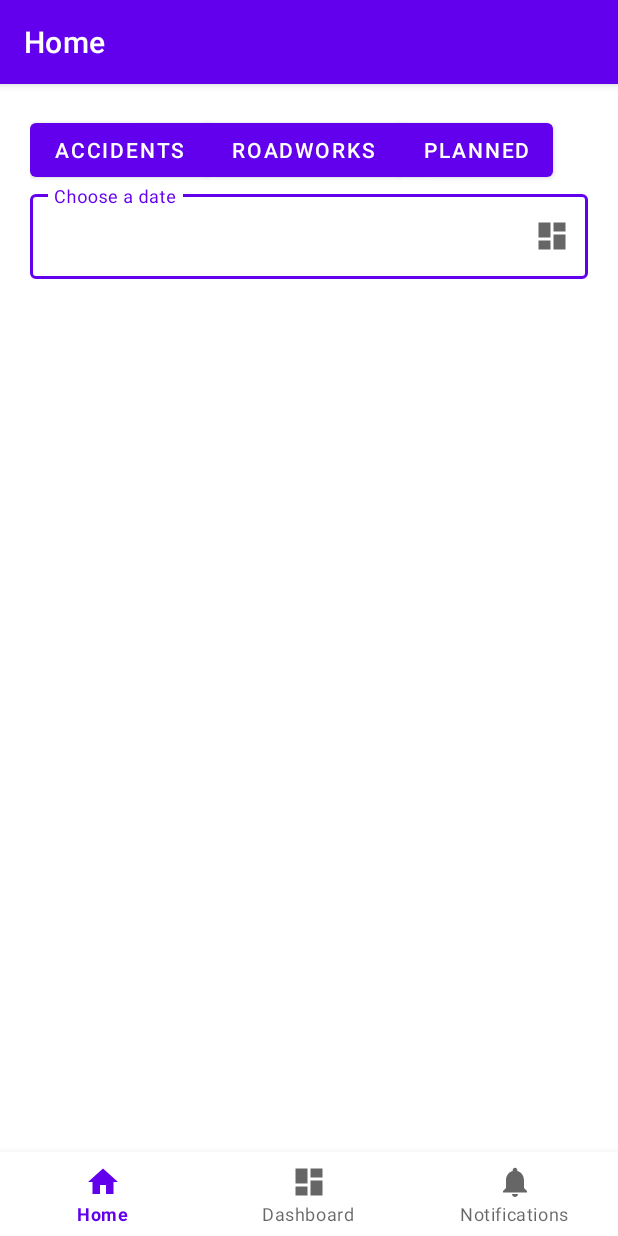
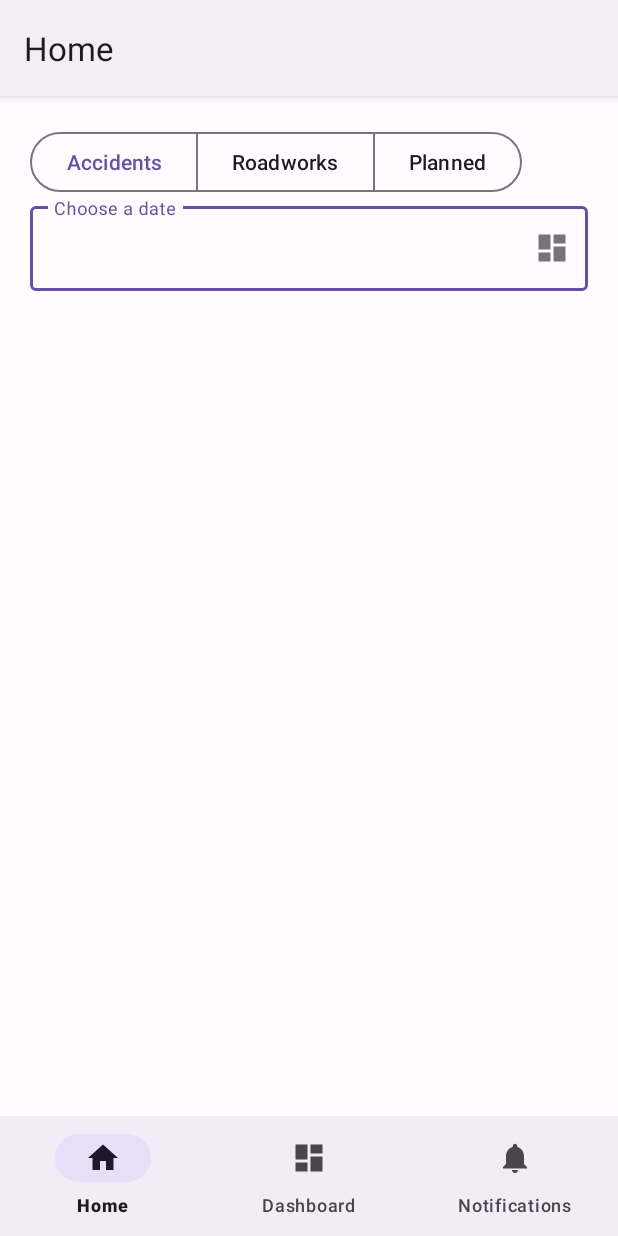
Before and after one commit to J-JohnWills/TrafficScotland, an Android app: the screen it shows after launch (MainActivity), on a phone screen of 412 x 824 dp. Run offline under Robolectric (Android 15) with nearby library versions, the phone set to English and light mode, and no system bars; our stand-ins replace navigation-ui.

Commit message:
Edit themes for application
The theme colours and properties have been expanded upon and the
application now inherits from the Material3 component library.

```diff
--- a/app/build.gradle
+++ b/app/build.gradle
@@ -33,7 +33,7 @@ android {
 dependencies {
 
     implementation 'androidx.appcompat:appcompat:1.3.0'
-    implementation 'com.google.android.material:material:1.4.0'
+    implementation 'com.google.android.material:material:1.5.0'
     implementation 'androidx.constraintlayout:constraintlayout:2.0.4'
     implementation 'androidx.lifecycle:lifecycle-livedata-ktx:2.3.1'
     implementation 'androidx.lifecycle:lifecycle-viewmodel-ktx:2.3.1'
--- a/app/src/main/res/layout/fragment_home.xml
+++ b/app/src/main/res/layout/fragment_home.xml
@@ -9,9 +9,8 @@
 
     <com.google.android.material.button.MaterialButtonToggleGroup
         android:id="@+id/home_button_group"
-        android:layout_width="match_parent"
+        android:layout_width="wrap_content"
         android:layout_height="wrap_content"
-
         app:layout_constraintTop_toTopOf="parent"
         >
 
@@ -19,18 +18,22 @@
             android:id="@+id/accident_button"
             android:layout_width="wrap_content"
             android:layout_height="wrap_content"
+            style="?attr/materialButtonOutlinedStyle"
+            android:textColor="?attr/colorPrimary"
             android:text="Accidents" />
 
         <com.google.android.material.button.MaterialButton
             android:id="@+id/roadworks_button"
             android:layout_width="wrap_content"
             android:layout_height="wrap_content"
+            style="?attr/materialButtonOutlinedStyle"
             android:text="Roadworks" />
 
         <com.google.android.material.button.MaterialButton
             android:id="@+id/planned_roadworks_button"
             android:layout_width="wrap_content"
             android:layout_height="wrap_content"
+            style="?attr/materialButtonOutlinedStyle"
             android:text="Planned" />
 
     </com.google.android.material.button.MaterialButtonToggleGroup>
--- a/app/src/main/res/layout/traffic_scotland_item_card.xml
+++ b/app/src/main/res/layout/traffic_scotland_item_card.xml
@@ -6,8 +6,11 @@
     android:layout_height="wrap_content"
     android:layout_gravity="center"
     android:elevation="6dp"
-    app:cardBackgroundColor="@color/cardview_dark_background"
-    app:cardCornerRadius="99dp">
+    style="@style/CardView"
+
+    app:cardBackgroundColor="@color/design_default_color_primary"
+
+    app:cardCornerRadius="9dp">
 
     <LinearLayout
         android:layout_width="match_parent"
--- a/app/src/main/res/values-night/themes.xml
+++ b/app/src/main/res/values-night/themes.xml
@@ -1,16 +1,33 @@
 <resources xmlns:tools="http://schemas.android.com/tools">
     <!-- Base application theme. -->
-    <style name="Theme.TrafficScotland" parent="Theme.MaterialComponents.DayNight.DarkActionBar">
-        <!-- Primary brand color. -->
-        <item name="colorPrimary">@color/purple_200</item>
-        <item name="colorPrimaryVariant">@color/purple_700</item>
-        <item name="colorOnPrimary">@color/black</item>
-        <!-- Secondary brand color. -->
-        <item name="colorSecondary">@color/teal_200</item>
-        <item name="colorSecondaryVariant">@color/teal_200</item>
-        <item name="colorOnSecondary">@color/black</item>
-        <!-- Status bar color. -->
-        <item name="android:statusBarColor" tools:targetApi="l">?attr/colorPrimaryVariant</item>
-        <!-- Customize your theme here. -->
+    <style name="Theme.TrafficScotland" parent="Theme.Material3.Dark">
+        <item name="colorPrimary">@color/md_theme_dark_primary</item>
+        <item name="colorOnPrimary">@color/md_theme_dark_onPrimary</item>
+        <item name="colorPrimaryContainer">@color/md_theme_dark_primaryContainer</item>
+        <item name="colorOnPrimaryContainer">@color/md_theme_dark_onPrimaryContainer</item>
+        <item name="colorSecondary">@color/md_theme_dark_secondary</item>
+        <item name="colorOnSecondary">@color/md_theme_dark_onSecondary</item>
+        <item name="colorSecondaryContainer">@color/md_theme_dark_secondaryContainer</item>
+        <item name="colorOnSecondaryContainer">@color/md_theme_dark_onSecondaryContainer</item>
+        <item name="colorTertiary">@color/md_theme_dark_tertiary</item>
+        <item name="colorOnTertiary">@color/md_theme_dark_onTertiary</item>
+        <item name="colorTertiaryContainer">@color/md_theme_dark_tertiaryContainer</item>
+        <item name="colorOnTertiaryContainer">@color/md_theme_dark_onTertiaryContainer</item>
+        <item name="colorError">@color/md_theme_dark_error</item>
+        <item name="colorErrorContainer">@color/md_theme_dark_errorContainer</item>
+        <item name="colorOnError">@color/md_theme_dark_onError</item>
+        <item name="colorOnErrorContainer">@color/md_theme_dark_onErrorContainer</item>
+        <item name="android:colorBackground">@color/md_theme_dark_background</item>
+        <item name="colorOnBackground">@color/md_theme_dark_onBackground</item>
+        <item name="colorSurface">@color/md_theme_dark_surface</item>
+        <item name="colorOnSurface">@color/md_theme_dark_onSurface</item>
+        <item name="colorSurfaceVariant">@color/md_theme_dark_surfaceVariant</item>
+        <item name="colorOnSurfaceVariant">@color/md_theme_dark_onSurfaceVariant</item>
+        <item name="colorOutline">@color/md_theme_dark_outline</item>
+        <item name="colorOnSurfaceInverse">@color/md_theme_dark_inverseOnSurface</item>
+        <item name="colorSurfaceInverse">@color/md_theme_dark_inverseSurface</item>
+<!--        <item name="colorInversePrimary">@color/md_theme_dark_inversePrimary</item>-->
+<!--        <item name="colorShadow">@color/md_theme_dark_shadow</item>-->
+        <item name="colorPrimaryInverse">@color/md_theme_dark_primaryInverse</item>
     </style>
 </resources>
--- a/app/src/main/res/values/colors.xml
+++ b/app/src/main/res/values/colors.xml
@@ -1,10 +1,59 @@
 <?xml version="1.0" encoding="utf-8"?>
 <resources>
-    <color name="purple_200">#FFBB86FC</color>
-    <color name="purple_500">#FF6200EE</color>
-    <color name="purple_700">#FF3700B3</color>
-    <color name="teal_200">#FF03DAC5</color>
-    <color name="teal_700">#FF018786</color>
-    <color name="black">#FF000000</color>
-    <color name="white">#FFFFFFFF</color>
+    <color name="md_theme_light_primary">#6750A4</color>
+    <color name="md_theme_light_onPrimary">#FFFFFF</color>
+    <color name="md_theme_light_primaryContainer">#EADDFF</color>
+    <color name="md_theme_light_onPrimaryContainer">#21005D</color>
+    <color name="md_theme_light_secondary">#625B71</color>
+    <color name="md_theme_light_onSecondary">#FFFFFF</color>
+    <color name="md_theme_light_secondaryContainer">#E8DEF8</color>
+    <color name="md_theme_light_onSecondaryContainer">#1D192B</color>
+    <color name="md_theme_light_tertiary">#7D5260</color>
+    <color name="md_theme_light_onTertiary">#FFFFFF</color>
+    <color name="md_theme_light_tertiaryContainer">#FFD8E4</color>
+    <color name="md_theme_light_onTertiaryContainer">#31111D</color>
+    <color name="md_theme_light_error">#B3261E</color>
+    <color name="md_theme_light_errorContainer">#F9DEDC</color>
+    <color name="md_theme_light_onError">#FFFFFF</color>
+    <color name="md_theme_light_onErrorContainer">#410E0B</color>
+    <color name="md_theme_light_background">#FFFBFE</color>
+    <color name="md_theme_light_onBackground">#1C1B1F</color>
+    <color name="md_theme_light_surface">#FFFBFE</color>
+    <color name="md_theme_light_onSurface">#1C1B1F</color>
+    <color name="md_theme_light_surfaceVariant">#E7E0EC</color>
+    <color name="md_theme_light_onSurfaceVariant">#49454F</color>
+    <color name="md_theme_light_outline">#79747E</color>
+    <color name="md_theme_light_inverseOnSurface">#F4EFF4</color>
+    <color name="md_theme_light_inverseSurface">#313033</color>
+    <color name="md_theme_light_inversePrimary">#D0BCFF</color>
+    <color name="md_theme_light_shadow">#000000</color>
+    <color name="md_theme_light_primaryInverse">#D0BCFF</color>
+    <color name="md_theme_dark_primary">#D0BCFF</color>
+    <color name="md_theme_dark_onPrimary">#381E72</color>
+    <color name="md_theme_dark_primaryContainer">#4F378B</color>
+    <color name="md_theme_dark_onPrimaryContainer">#EADDFF</color>
+    <color name="md_theme_dark_secondary">#CCC2DC</color>
+    <color name="md_theme_dark_onSecondary">#332D41</color>
+    <color name="md_theme_dark_secondaryContainer">#4A4458</color>
+    <color name="md_theme_dark_onSecondaryContainer">#E8DEF8</color>
+    <color name="md_theme_dark_tertiary">#EFB8C8</color>
+    <color name="md_theme_dark_onTertiary">#492532</color>
+    <color name="md_theme_dark_tertiaryContainer">#633B48</color>
+    <color name="md_theme_dark_onTertiaryContainer">#FFD8E4</color>
+    <color name="md_theme_dark_error">#F2B8B5</color>
+    <color name="md_theme_dark_errorContainer">#8C1D18</color>
+    <color name="md_theme_dark_onError">#601410</color>
+    <color name="md_theme_dark_onErrorContainer">#F9DEDC</color>
+    <color name="md_theme_dark_background">#1C1B1F</color>
+    <color name="md_theme_dark_onBackground">#E6E1E5</color>
+    <color name="md_theme_dark_surface">#1C1B1F</color>
+    <color name="md_theme_dark_onSurface">#E6E1E5</color>
+    <color name="md_theme_dark_surfaceVariant">#49454F</color>
+    <color name="md_theme_dark_onSurfaceVariant">#CAC4D0</color>
+    <color name="md_theme_dark_outline">#938F99</color>
+    <color name="md_theme_dark_inverseOnSurface">#1C1B1F</color>
+    <color name="md_theme_dark_inverseSurface">#E6E1E5</color>
+    <color name="md_theme_dark_inversePrimary">#6750A4</color>
+    <color name="md_theme_dark_shadow">#000000</color>
+    <color name="md_theme_dark_primaryInverse">#6750A4</color>
 </resources>
--- a/app/src/main/res/values/themes.xml
+++ b/app/src/main/res/values/themes.xml
@@ -1,16 +1,33 @@
 <resources xmlns:tools="http://schemas.android.com/tools">
     <!-- Base application theme. -->
-    <style name="Theme.TrafficScotland" parent="Theme.MaterialComponents.DayNight.DarkActionBar">
-        <!-- Primary brand color. -->
-        <item name="colorPrimary">@color/purple_500</item>
-        <item name="colorPrimaryVariant">@color/purple_700</item>
-        <item name="colorOnPrimary">@color/white</item>
-        <!-- Secondary brand color. -->
-        <item name="colorSecondary">@color/teal_200</item>
-        <item name="colorSecondaryVariant">@color/teal_700</item>
-        <item name="colorOnSecondary">@color/black</item>
-        <!-- Status bar color. -->
-        <item name="android:statusBarColor" tools:targetApi="l">?attr/colorPrimaryVariant</item>
-        <!-- Customize your theme here. -->
+    <style name="Theme.TrafficScotland" parent="Theme.Material3.Light">
+        <item name="colorPrimary">@color/md_theme_light_primary</item>
+        <item name="colorOnPrimary">@color/md_theme_light_onPrimary</item>
+        <item name="colorPrimaryContainer">@color/md_theme_light_primaryContainer</item>
+        <item name="colorOnPrimaryContainer">@color/md_theme_light_onPrimaryContainer</item>
+        <item name="colorSecondary">@color/md_theme_light_secondary</item>
+        <item name="colorOnSecondary">@color/md_theme_light_onSecondary</item>
+        <item name="colorSecondaryContainer">@color/md_theme_light_secondaryContainer</item>
+        <item name="colorOnSecondaryContainer">@color/md_theme_light_onSecondaryContainer</item>
+        <item name="colorTertiary">@color/md_theme_light_tertiary</item>
+        <item name="colorOnTertiary">@color/md_theme_light_onTertiary</item>
+        <item name="colorTertiaryContainer">@color/md_theme_light_tertiaryContainer</item>
+        <item name="colorOnTertiaryContainer">@color/md_theme_light_onTertiaryContainer</item>
+        <item name="colorError">@color/md_theme_light_error</item>
+        <item name="colorErrorContainer">@color/md_theme_light_errorContainer</item>
+        <item name="colorOnError">@color/md_theme_light_onError</item>
+        <item name="colorOnErrorContainer">@color/md_theme_light_onErrorContainer</item>
+        <item name="android:colorBackground">@color/md_theme_light_background</item>
+        <item name="colorOnBackground">@color/md_theme_light_onBackground</item>
+        <item name="colorSurface">@color/md_theme_light_surface</item>
+        <item name="colorOnSurface">@color/md_theme_light_onSurface</item>
+        <item name="colorSurfaceVariant">@color/md_theme_light_surfaceVariant</item>
+        <item name="colorOnSurfaceVariant">@color/md_theme_light_onSurfaceVariant</item>
+        <item name="colorOutline">@color/md_theme_light_outline</item>
+        <item name="colorOnSurfaceInverse">@color/md_theme_light_inverseOnSurface</item>
+        <item name="colorSurfaceInverse">@color/md_theme_light_inverseSurface</item>
+<!--        <item name="colorInversePrimary">@color/md_theme_light_inversePrimary</item>-->
+<!--        <item name="colorShadow">@color/md_theme_light_shadow</item>-->
+        <item name="colorPrimaryInverse">@color/md_theme_light_primaryInverse</item>
     </style>
 </resources>
```
